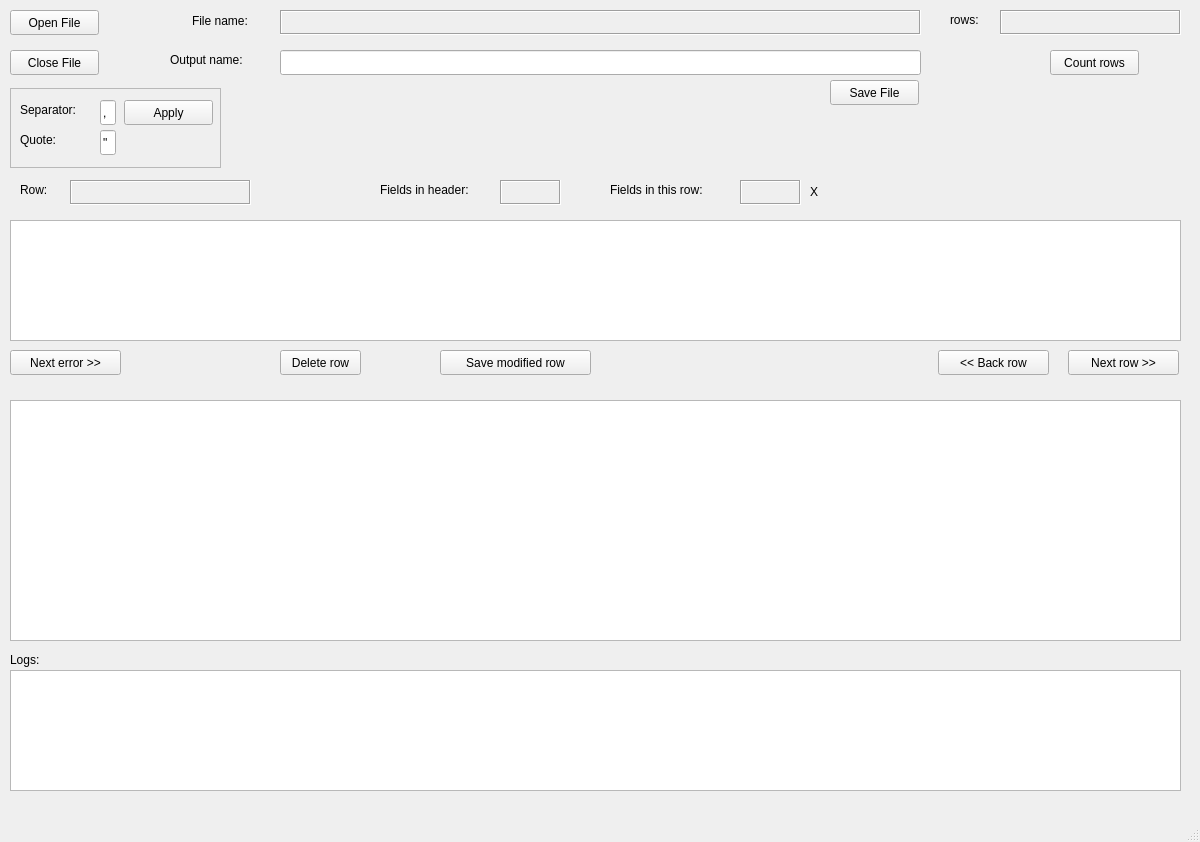
This is src/mainwindow.ui in braquino/fix-csv as Qt 5 draws it before an edit. The edited form follows.
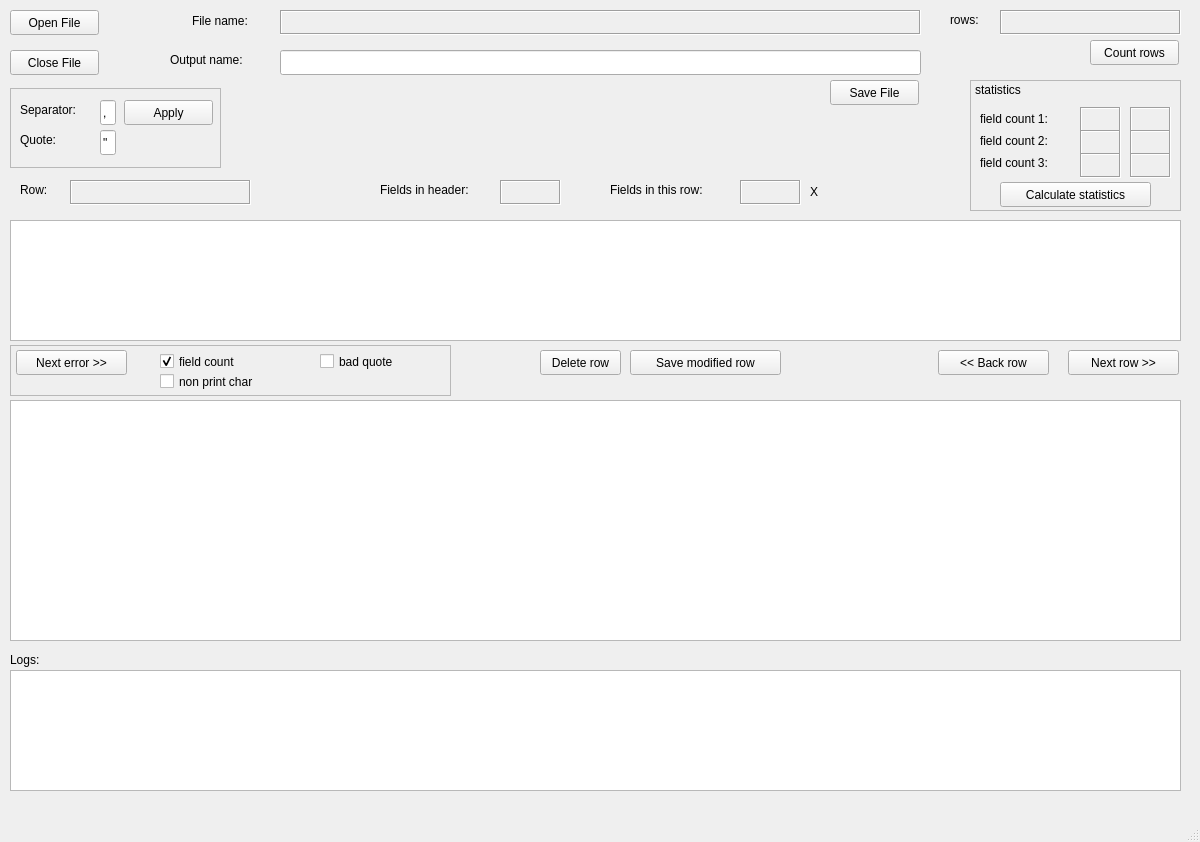
This is the edited form.

Commit message: add statistics to app, but it's extremly slow

Patch:
```diff
--- a/src/mainwindow.ui
+++ b/src/mainwindow.ui
@@ -188,7 +188,7 @@
    <widget class="QPushButton" name="btn_next_error">
     <property name="geometry">
      <rect>
-      <x>10</x>
+      <x>16</x>
       <y>350</y>
       <width>111</width>
       <height>25</height>
@@ -301,8 +301,8 @@
    <widget class="QPushButton" name="btn_count_rows">
     <property name="geometry">
      <rect>
-      <x>1050</x>
-      <y>50</y>
+      <x>1090</x>
+      <y>40</y>
       <width>89</width>
       <height>25</height>
      </rect>
@@ -414,7 +414,7 @@
    <widget class="QPushButton" name="btn_save_row">
     <property name="geometry">
      <rect>
-      <x>440</x>
+      <x>630</x>
       <y>350</y>
       <width>151</width>
       <height>25</height>
@@ -456,7 +456,7 @@
    <widget class="QPushButton" name="btn_delete_row">
     <property name="geometry">
      <rect>
-      <x>280</x>
+      <x>540</x>
       <y>350</y>
       <width>81</width>
       <height>25</height>
@@ -466,7 +466,260 @@
      <string>Delete row</string>
     </property>
    </widget>
-   <zorder>frame</zorder>
+   <widget class="QFrame" name="frame_stats">
+    <property name="geometry">
+     <rect>
+      <x>970</x>
+      <y>80</y>
+      <width>211</width>
+      <height>131</height>
+     </rect>
+    </property>
+    <property name="frameShape">
+     <enum>QFrame::StyledPanel</enum>
+    </property>
+    <property name="frameShadow">
+     <enum>QFrame::Raised</enum>
+    </property>
+   </widget>
+   <widget class="QLabel" name="label_fc2">
+    <property name="geometry">
+     <rect>
+      <x>980</x>
+      <y>131</y>
+      <width>91</width>
+      <height>20</height>
+     </rect>
+    </property>
+    <property name="text">
+     <string>field count 2:</string>
+    </property>
+   </widget>
+   <widget class="QLabel" name="label_fc1">
+    <property name="geometry">
+     <rect>
+      <x>980</x>
+      <y>109</y>
+      <width>91</width>
+      <height>20</height>
+     </rect>
+    </property>
+    <property name="text">
+     <string>field count 1:</string>
+    </property>
+   </widget>
+   <widget class="QLabel" name="label_stat">
+    <property name="geometry">
+     <rect>
+      <x>975</x>
+      <y>80</y>
+      <width>71</width>
+      <height>20</height>
+     </rect>
+    </property>
+    <property name="text">
+     <string>statistics</string>
+    </property>
+   </widget>
+   <widget class="QLabel" name="txt_fc1">
+    <property name="geometry">
+     <rect>
+      <x>1080</x>
+      <y>107</y>
+      <width>41</width>
+      <height>25</height>
+     </rect>
+    </property>
+    <property name="frameShape">
+     <enum>QFrame::Box</enum>
+    </property>
+    <property name="frameShadow">
+     <enum>QFrame::Sunken</enum>
+    </property>
+    <property name="text">
+     <string/>
+    </property>
+   </widget>
+   <widget class="QLabel" name="txt_p_fc1">
+    <property name="geometry">
+     <rect>
+      <x>1130</x>
+      <y>107</y>
+      <width>41</width>
+      <height>25</height>
+     </rect>
+    </property>
+    <property name="frameShape">
+     <enum>QFrame::Box</enum>
+    </property>
+    <property name="frameShadow">
+     <enum>QFrame::Sunken</enum>
+    </property>
+    <property name="text">
+     <string/>
+    </property>
+   </widget>
+   <widget class="QLabel" name="txt_fc2">
+    <property name="geometry">
+     <rect>
+      <x>1080</x>
+      <y>130</y>
+      <width>41</width>
+      <height>25</height>
+     </rect>
+    </property>
+    <property name="frameShape">
+     <enum>QFrame::Box</enum>
+    </property>
+    <property name="frameShadow">
+     <enum>QFrame::Sunken</enum>
+    </property>
+    <property name="text">
+     <string/>
+    </property>
+   </widget>
+   <widget class="QLabel" name="txt_p_fc2">
+    <property name="geometry">
+     <rect>
+      <x>1130</x>
+      <y>130</y>
+      <width>41</width>
+      <height>25</height>
+     </rect>
+    </property>
+    <property name="frameShape">
+     <enum>QFrame::Box</enum>
+    </property>
+    <property name="frameShadow">
+     <enum>QFrame::Sunken</enum>
+    </property>
+    <property name="text">
+     <string/>
+    </property>
+   </widget>
+   <widget class="QLabel" name="txt_p_fc3">
+    <property name="geometry">
+     <rect>
+      <x>1130</x>
+      <y>153</y>
+      <width>41</width>
+      <height>25</height>
+     </rect>
+    </property>
+    <property name="frameShape">
+     <enum>QFrame::Box</enum>
+    </property>
+    <property name="frameShadow">
+     <enum>QFrame::Sunken</enum>
+    </property>
+    <property name="text">
+     <string/>
+    </property>
+   </widget>
+   <widget class="QLabel" name="txt_fc3">
+    <property name="geometry">
+     <rect>
+      <x>1080</x>
+      <y>153</y>
+      <width>41</width>
+      <height>25</height>
+     </rect>
+    </property>
+    <property name="frameShape">
+     <enum>QFrame::Box</enum>
+    </property>
+    <property name="frameShadow">
+     <enum>QFrame::Sunken</enum>
+    </property>
+    <property name="text">
+     <string/>
+    </property>
+   </widget>
+   <widget class="QLabel" name="label_fc3">
+    <property name="geometry">
+     <rect>
+      <x>980</x>
+      <y>153</y>
+      <width>91</width>
+      <height>20</height>
+     </rect>
+    </property>
+    <property name="text">
+     <string>field count 3:</string>
+    </property>
+   </widget>
+   <widget class="QPushButton" name="btn_calc_stats">
+    <property name="geometry">
+     <rect>
+      <x>1000</x>
+      <y>182</y>
+      <width>151</width>
+      <height>25</height>
+     </rect>
+    </property>
+    <property name="text">
+     <string>Calculate statistics</string>
+    </property>
+   </widget>
+   <widget class="QFrame" name="frame_next_error">
+    <property name="geometry">
+     <rect>
+      <x>10</x>
+      <y>345</y>
+      <width>441</width>
+      <height>51</height>
+     </rect>
+    </property>
+    <property name="frameShape">
+     <enum>QFrame::StyledPanel</enum>
+    </property>
+    <property name="frameShadow">
+     <enum>QFrame::Raised</enum>
+    </property>
+   </widget>
+   <widget class="QCheckBox" name="cb_err_field_count">
+    <property name="geometry">
+     <rect>
+      <x>160</x>
+      <y>350</y>
+      <width>92</width>
+      <height>23</height>
+     </rect>
+    </property>
+    <property name="text">
+     <string>field count</string>
+    </property>
+    <property name="checked">
+     <bool>true</bool>
+    </property>
+   </widget>
+   <widget class="QCheckBox" name="cb_err_non_print">
+    <property name="geometry">
+     <rect>
+      <x>160</x>
+      <y>370</y>
+      <width>121</width>
+      <height>23</height>
+     </rect>
+    </property>
+    <property name="text">
+     <string>non print char</string>
+    </property>
+   </widget>
+   <widget class="QCheckBox" name="cb_err_bad_quote">
+    <property name="geometry">
+     <rect>
+      <x>320</x>
+      <y>350</y>
+      <width>92</width>
+      <height>23</height>
+     </rect>
+    </property>
+    <property name="text">
+     <string>bad quote</string>
+    </property>
+   </widget>
+   <zorder>frame_csv</zorder>
    <zorder>btn_open_file</zorder>
    <zorder>txt_out_filename</zorder>
    <zorder>label_fname</zorder>
```
Left out of the diff: 20 changed lines with no effect on the pictures. The commit also changes 9 other files.
